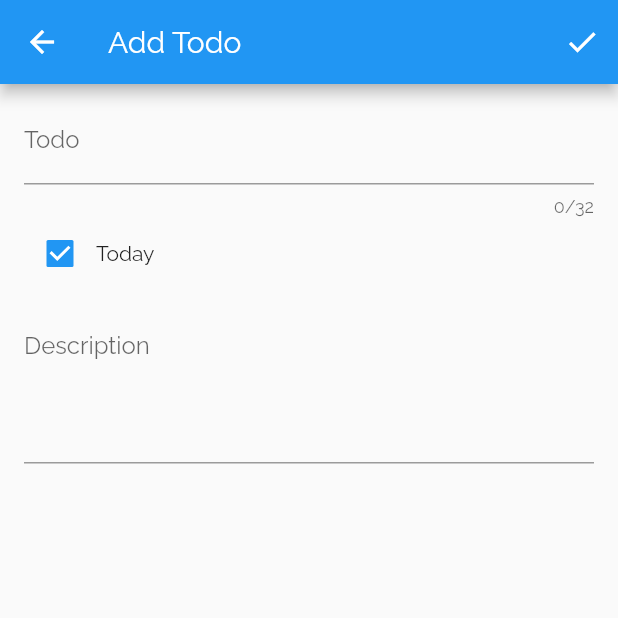
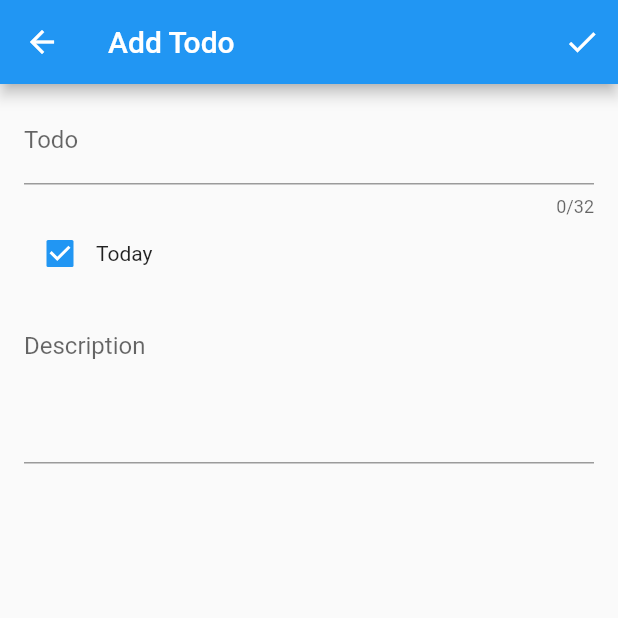
Before and after one commit to SaravanaWorkspaces/todos, a Flutter app: the screen it shows after launch, after a tap on the "add" icon, on a phone screen of 412 x 824 dp, the top half of it. Run offline on Flutter 3.47's test engine with Material 2 defaults, Android fonts, the phone set to English and light mode, and no system bars; our stand-ins replace equatable, flutter_bloc, sqflite; accounts and stored records are empty.

Commit message:
Code revamp

```diff
--- a/lib/main.dart
+++ b/lib/main.dart
@@ -1,6 +1,7 @@
 import 'dart:async';
 import 'package:flutter/material.dart';
 import 'package:todos/router_settings.dart';
+import 'package:todos/utils/themes.dart';
 
 void main() {
   runApp(const MyApp());
@@ -14,10 +15,7 @@ class MyApp extends StatelessWidget {
     return MaterialApp(
       title: 'TODO',
       onGenerateRoute: RouterSettings.generateRoute,
-      theme: ThemeData(
-        fontFamily: 'Raleway',
-        primarySwatch: Colors.blue,
-      ),
+      theme: AppTheme.defaultTheme,
       home: const SplashScreen(),
     );
   }
--- /dev/null
+++ b/lib/utils/themes.dart
@@ -0,0 +1,20 @@
+
+import 'package:flutter/material.dart';
+
+const PrimaryColor = Color(0xFF2196F3);
+const SecondaryColor = Color(0xFF90CAF9);
+const PrimaryColorDark = Color(0xFF0D47A1);
+
+class AppTheme {
+
+  static final ThemeData defaultTheme = _buildTheme();
+
+  static ThemeData _buildTheme() {
+    final ThemeData base = ThemeData.light();
+
+    return base.copyWith(
+      primaryColor: PrimaryColor,
+      primaryColorDark: PrimaryColorDark,
+    );
+  }
+}
--- a/pubspec.yaml
+++ b/pubspec.yaml
@@ -37,6 +37,7 @@ dependencies:
   flutter_bloc: ^8.1.1
   equatable: ^2.0.5
   sqflite: ^2.0.3+1
+  intl: ^0.17.0
 
 dev_dependencies:
   flutter_test:
```
Also changed, not shown: lib/todo/todo_list_screen.dart (+52 -1 lines), lib/utils/utility.dart (added, +9 -0 lines), pubspec.lock.
